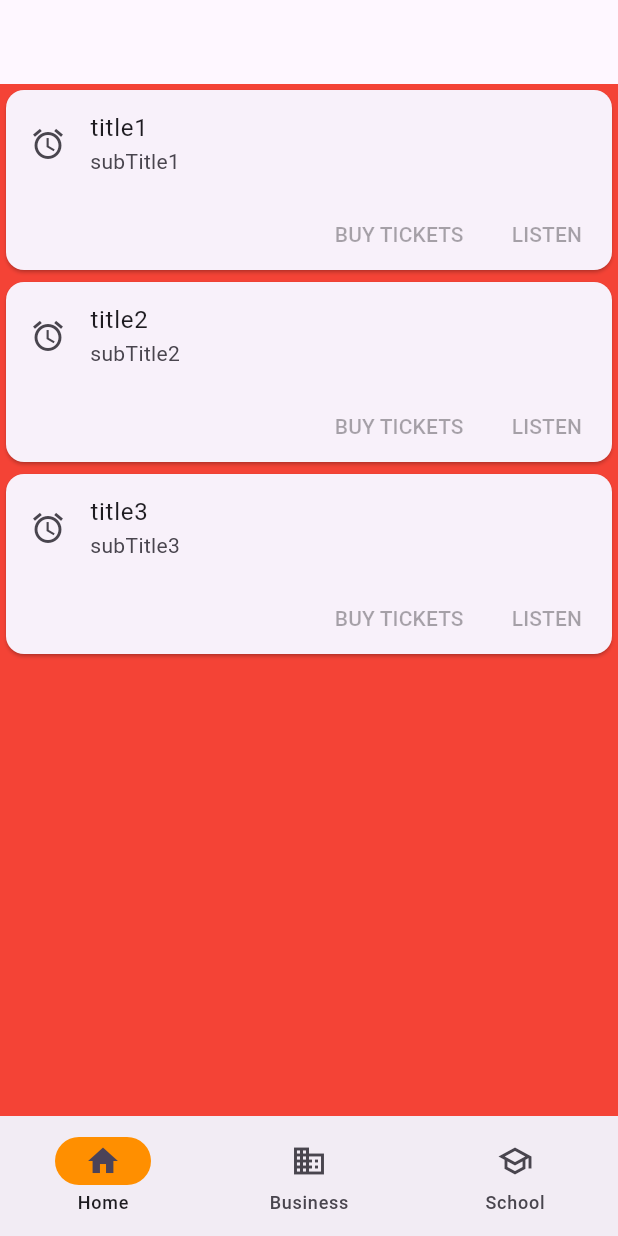
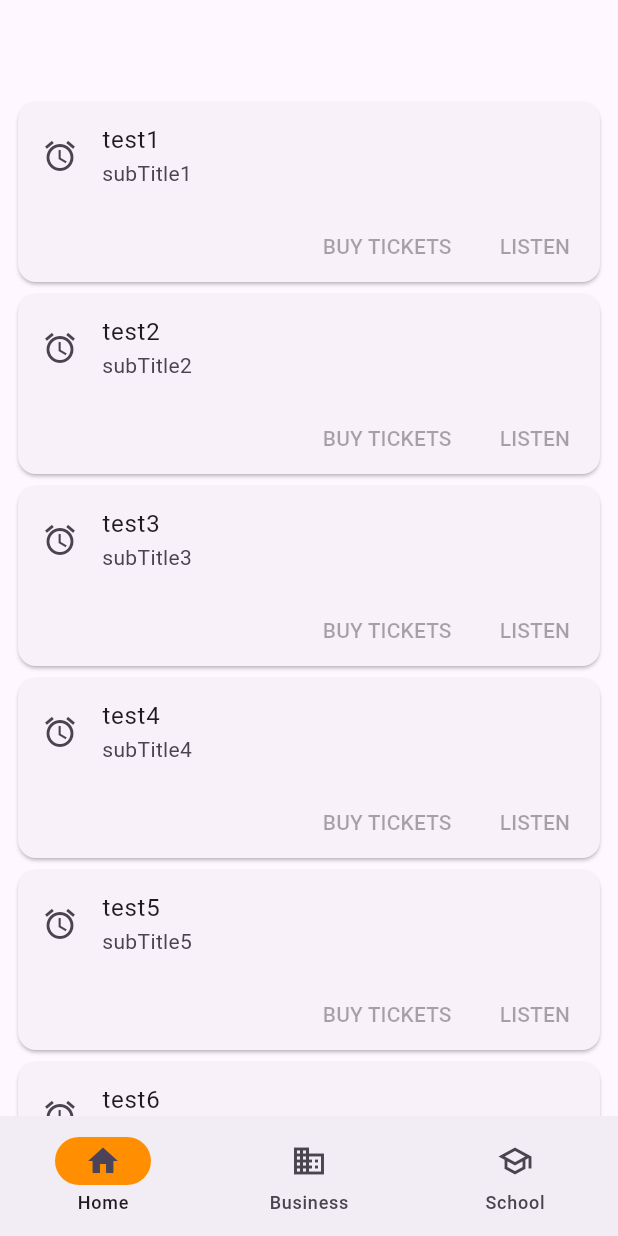
Before and after one commit to thanura-Thrima/Flutter_investigation, a Flutter app: the screen it shows after launch, on a phone screen of 412 x 824 dp. Run offline on Flutter 3.47's test engine with Material 2 defaults, Android fonts, the phone set to English and light mode, and no system bars.

Commit message:
Adding card_repository Change home_view as a scrollable list view

```diff
--- /dev/null
+++ b/lib/logic_controller/card_repository.dart
@@ -0,0 +1,34 @@
+import '../model/card.dart';
+
+class CardRepository{
+  static CardRepository? sRepository;
+  List<CardFile> mCardList =[];
+  CardRepository.localCardRepository() {
+    mCardList.add(CardFile('test1', 'subTitle1',isBuyAvailable: true,isListenAvailable: true));
+    mCardList.add(CardFile('test2', 'subTitle2',isBuyAvailable: true,isListenAvailable: true));
+    mCardList.add(CardFile('test3', 'subTitle3',isBuyAvailable: true,isListenAvailable: true));
+    mCardList.add(CardFile('test4', 'subTitle4',isBuyAvailable: true,isListenAvailable: true));
+    mCardList.add(CardFile('test5', 'subTitle5',isBuyAvailable: true,isListenAvailable: true));
+    mCardList.add(CardFile('test6', 'subTitle6',isBuyAvailable: true,isListenAvailable: true));
+    mCardList.add(CardFile('test7', 'subTitle7',isBuyAvailable: true,isListenAvailable: true));
+  }
+
+  static CardRepository getInstance() {
+    sRepository ??= CardRepository.localCardRepository();
+    return sRepository!;
+  }
+
+  void addCard(String title,String subTitle) {
+    mCardList.add(CardFile(title, subTitle));
+  }
+
+  bool deleteCard(String id) {
+    for(int i = 0; i< mCardList.length;i++){
+       if(mCardList[i].mTitle.compareTo(id)==0) {
+         mCardList[i].disable = true;
+         return true;
+       }
+    }
+    return false;
+  }
+}
--- /dev/null
+++ b/lib/model/card.dart
@@ -0,0 +1,8 @@
+class CardFile {
+  final String mTitle;
+  final String mSubTitle;
+  bool isBuyAvailable;
+  bool isListenAvailable;
+  bool disable = false;
+  CardFile(this.mTitle,this.mSubTitle,{this.isBuyAvailable = true,this.isListenAvailable = true});
+}
--- a/lib/views/home_view.dart
+++ b/lib/views/home_view.dart
@@ -1,10 +1,13 @@
 import 'package:flutter/material.dart';
+import 'package:test_app/logic_controller/card_repository.dart';
+import 'package:test_app/model/card.dart';
 import 'package:test_app/widgets/card_widget.dart';
 
 class HomeView extends StatefulWidget {
   final String title;
+  final List<CardFile> mCards = CardRepository.getInstance().mCardList;
 
-  const HomeView({super.key, required this.title});
+  HomeView({super.key, required this.title});
 
   @override
   State<StatefulWidget> createState() {
@@ -17,18 +20,14 @@ class HomeViewState extends State<HomeView> {
   @override
   Widget build(BuildContext context) {
     return Scaffold(
-        appBar: AppBar(),
-        body: Center(
-          // Center is a layout widget. It takes a single child and positions it
-          // in the middle of the parent.
-          child: Container(
-            color: Colors.red,
-            alignment: Alignment.center,
-            child: const Column(
-              children: <Widget>[ CardWidget('title1','subTitle1'),CardWidget('title2','subTitle2'), CardWidget('title3','subTitle3')],
-            ),
-          ),
-        ),
+      appBar: AppBar(),
+      body: ListView.builder(
+          padding: const EdgeInsets.all(8),
+          itemCount: widget.mCards.length,
+          itemBuilder: (BuildContext context, int index) {
+            return CardWidget(
+                widget.mCards[index].mTitle, widget.mCards[index].mSubTitle);
+          }),
     );
   }
 }
--- a/lib/widgets/card_widget.dart
+++ b/lib/widgets/card_widget.dart
@@ -12,7 +12,7 @@ class CardWidget extends StatelessWidget{
       mainAxisSize: MainAxisSize.min,
       children: <Widget>[
         ListTile(
-          leading: Icon(Icons.alarm),
+          leading: const Icon(Icons.alarm),
           title: Text(titleText),
           subtitle: Text(subTitle),
         ),
```
